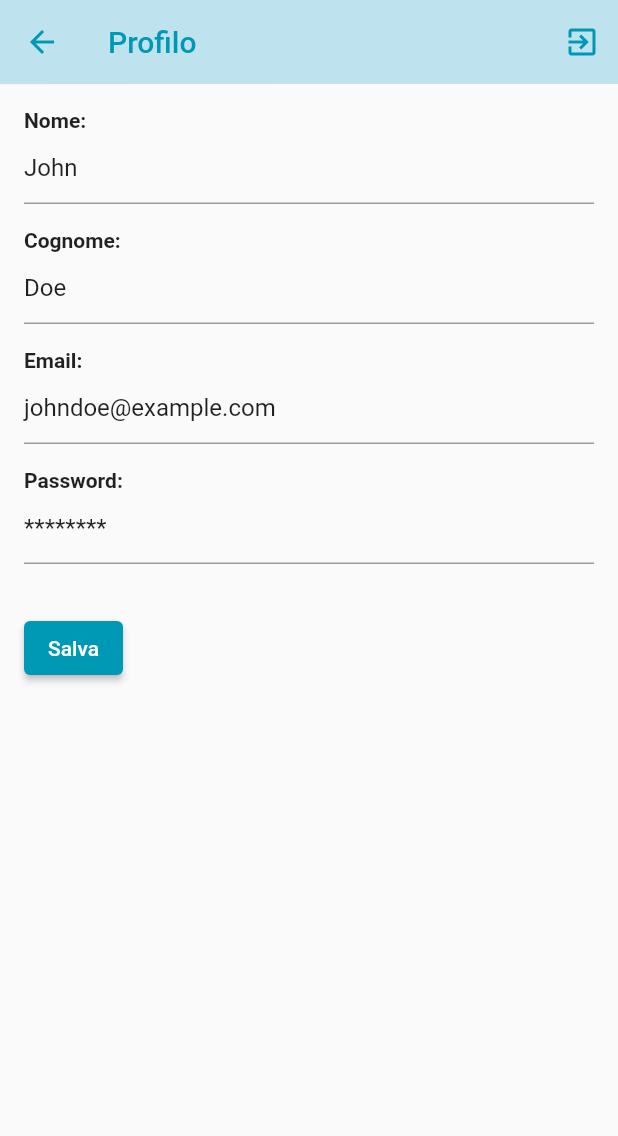
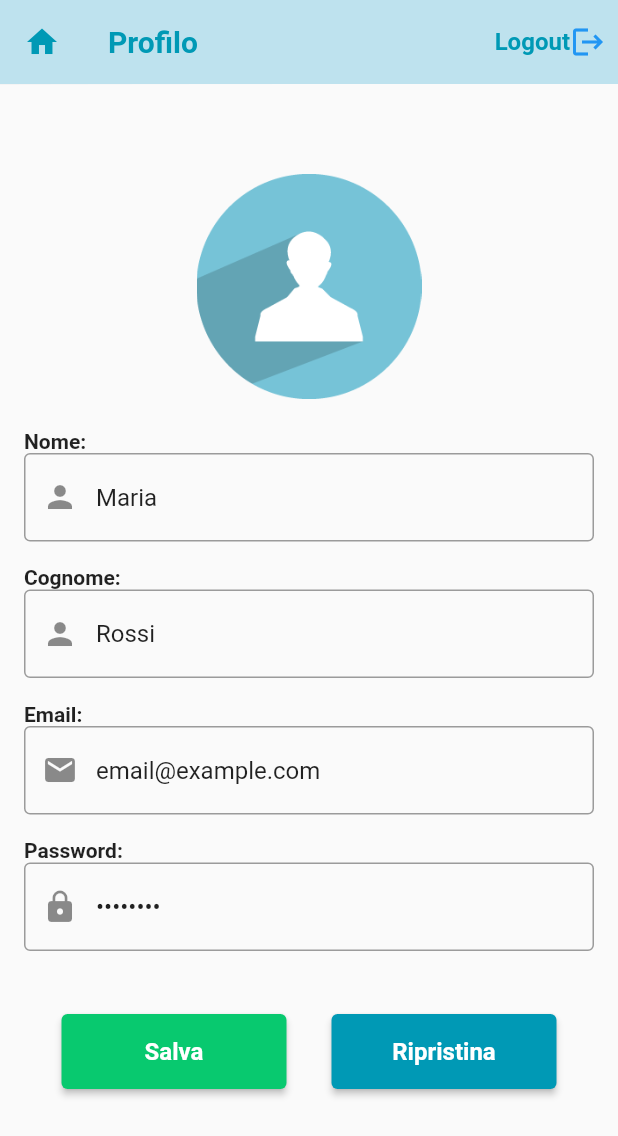
Before and after one commit to NapMarta/booktalk_app, a Flutter app: the ProfileManagementPage screen opened directly, on a phone screen of 412 x 824 dp. Shown: the top 1136 px of the screen. Run offline on Flutter 3.47's test engine with Material 2 defaults, Android fonts, the phone set to English and light mode, and no system bars.

Commit message:
Modifiche interfaccia profilo utente

```diff
--- a/lib/homepage.dart
+++ b/lib/homepage.dart
@@ -1,12 +1,12 @@
 import 'package:flutter/material.dart';
 import 'profilo.dart';
 
-class ProfilePage extends StatefulWidget {
+class Homepage extends StatefulWidget {
   @override
-  _ProfilePageState createState() => _ProfilePageState();
+  _HomepageState createState() => _HomepageState();
 }
 
-class _ProfilePageState extends State<ProfilePage> {
+class _HomepageState extends State<Homepage> {
 
   List<bool> showActions = List.generate(20, (index) => false);
 
--- a/lib/login.dart
+++ b/lib/login.dart
@@ -44,7 +44,7 @@ class LoginPage extends StatelessWidget {
               onPressed: () {
                   Navigator.of(context).push(
                     MaterialPageRoute(
-                      builder: (context) => ProfilePage(),
+                      builder: (context) => Homepage(),
                     ),
                   );              },
               style: ButtonStyle(
--- a/lib/profilo.dart
+++ b/lib/profilo.dart
@@ -1,4 +1,5 @@
 import 'package:flutter/material.dart';
+import 'homepage.dart';
 
 class ProfileManagementPage extends StatefulWidget {
   @override
@@ -6,10 +7,10 @@ class ProfileManagementPage extends StatefulWidget {
 }
 
 class _ProfileManagementPageState extends State<ProfileManagementPage> {
-  String firstName = 'John';
-  String lastName = 'Doe';
-  String email = 'johndoe@example.com';
-  String password = '********';
+  String firstName = 'Maria';
+  String lastName = 'Rossi';
+  String email = 'email@example.com';
+  String password = 'password';
 
   TextEditingController firstNameController = TextEditingController();
   TextEditingController lastNameController = TextEditingController();
@@ -33,11 +34,11 @@ class _ProfileManagementPageState extends State<ProfileManagementPage> {
       password = passwordController.text;
     });
 
-    // Salva i dati aggiornati nel tuo database o esegui altre azioni necessarie
+    // Salvare i dati aggiornati nel db
   }
 
   void logout() {
-    // Esegui l'operazione di logout, ad esempio, pulendo le informazioni di autenticazione.
+    // Eseguire l'operazione di logout.
   }
 
   @override
@@ -46,27 +47,51 @@ class _ProfileManagementPageState extends State<ProfileManagementPage> {
 
       // ------ HEADER ------
       appBar: AppBar(
-        leading: BackButton(color: Color(0xFF0099b5)), // freccia indietro
-        title: Text('Profilo', style: TextStyle(color: Color(0xFF0099b5))),
+        leading: IconButton(
+              icon: Icon(Icons.home, color: Color(0xFF0099b5)),
+              onPressed: () {
+                Navigator.of(context).push(
+                    MaterialPageRoute(
+                      builder: (context) => Homepage(),
+                    ),
+                );
+              },
+            ),
+        title: Text('Profilo', style: TextStyle(color: Color(0xFF0099b5), fontWeight: FontWeight.bold)),
         backgroundColor: Color(0xFFbee2ee),
         elevation: 0.1,
         actions: <Widget>[
-          IconButton(
-            icon: Icon(Icons.exit_to_app, color: Color(0xFF0099b5)), //MODIFICARE ICONA
+          TextButton(
             onPressed: () {
               logout();
-              Navigator.of(context).pop(); // Torna alla schermata precedente
             },
+            child: Row(
+              children: [
+                Text('Logout', style: TextStyle(fontWeight: FontWeight.bold, fontSize: 16, color: Color(0xFF0099b5))),
+                Icon(Icons.logout)
+              ],
             ),
+          )
         ],
       ),
 
 
-      body: Padding(
-        padding: EdgeInsets.all(16.0),
+      body: SingleChildScrollView(
+        child: Padding(
+          padding: EdgeInsets.only(right: 16.0, left: 16.0, top: 60.0),
           child: Column(
             crossAxisAlignment: CrossAxisAlignment.start,
             children: <Widget>[
+              Center(
+                child: Column(
+                  children: [
+                    Image.asset('assets/person-icon.png', width: 150, height: 150),
+                    SizedBox(height: 20),
+                  ],
+                ),
+              ),
+
+              // ------ NOME ------
               Text(
                 'Nome:',
                 style: TextStyle(fontWeight: FontWeight.bold),
@@ -75,9 +100,13 @@ class _ProfileManagementPageState extends State<ProfileManagementPage> {
                 controller: firstNameController,
                 decoration: InputDecoration(
                   hintText: 'Inserisci il tuo nome',
+                  border: OutlineInputBorder(),
+                  prefixIcon: Icon(Icons.person)
                 ),
               ),
               SizedBox(height: 16.0),
+
+              // ------ COGNOME ------
               Text(
                 'Cognome:',
                 style: TextStyle(fontWeight: FontWeight.bold),
@@ -86,8 +115,12 @@ class _ProfileManagementPageState extends State<ProfileManagementPage> {
                 controller: lastNameController,
                 decoration: InputDecoration(
                   hintText: 'Inserisci il tuo cognome',
+                  border: OutlineInputBorder(),
+                  prefixIcon: Icon(Icons.person)
                 ),
               ),
+
+              // ------ EMAIL ------
               SizedBox(height: 16.0),
               Text(
                 'Email:',
@@ -97,33 +130,63 @@ class _ProfileManagementPageState extends State<ProfileManagementPage> {
                 controller: emailController,
                 decoration: InputDecoration(
                   hintText: 'Inserisci la tua email',
+                  border: OutlineInputBorder(),
+                  prefixIcon: Icon(Icons.email)
                 ),
               ),
               SizedBox(height: 16.0),
+
+              // ------ PASSWORD ------
               Text(
                 'Password:',
                 style: TextStyle(fontWeight: FontWeight.bold),
               ),
               TextField(
                 controller: passwordController,
-              decoration: InputDecoration(
-                hintText: 'Inserisci la tua password',
+                decoration: InputDecoration(hintText: 'Password', border: OutlineInputBorder(), prefixIcon: Icon(Icons.lock)),
+                obscureText: true, // Per nascondere la password
               ),
-            ),
+              SizedBox(height: 10),
 
-
+              Center(
+                child: Column(
+                  children: [
                     SizedBox(height: 32.0),
+                    Row(
+                      mainAxisAlignment: MainAxisAlignment.center, // Centra i bottoni orizzontalmente
+                      children: [
                         ElevatedButton(
                           onPressed: () {
                             saveChanges();
-                // Puoi aggiungere qui una funzione per salvare le modifiche nel tuo database o backend.
+                            // Salvare le modifiche nel database
                           },
-              style: ElevatedButton.styleFrom(
-                primary: Color(0xFF0099b5),
+                          style: ButtonStyle(
+                            fixedSize: MaterialStateProperty.all(Size(150, 50)),
+                            backgroundColor: MaterialStateProperty.all(Color.fromARGB(255, 8, 201, 111)),
+                            textStyle: MaterialStateProperty.all(TextStyle(fontSize: 16, fontWeight: FontWeight.bold)),
                           ),
                           child: Text('Salva'),
                         ),
+                        SizedBox(width: 30.0),
+                        ElevatedButton(
+                          onPressed: () {
+                            // Ripristinare
+                          },
+                          style: ButtonStyle(
+                            fixedSize: MaterialStateProperty.all(Size(150, 50)),
+                            backgroundColor: MaterialStateProperty.all(Color(0xFF0099b5)),
+                            textStyle: MaterialStateProperty.all(TextStyle(fontSize: 16, fontWeight: FontWeight.bold)),
+                          ),
+                          child: Text('Ripristina'),
+                        ),
                       ],
+                    ),
+                  ],
+                ),
+              )
+
+            ],
+          ),
         ),
       ),
     );
--- a/lib/registrazione.dart
+++ b/lib/registrazione.dart
@@ -60,7 +60,7 @@ class RegistrationPage extends StatelessWidget {
               onPressed: () {
                 Navigator.of(context).push(
                     MaterialPageRoute(
-                      builder: (context) => ProfilePage(),
+                      builder: (context) => Homepage(),
                     ),
                   );
               },
```
Lines whose indentation alone changed are shown as unchanged.
